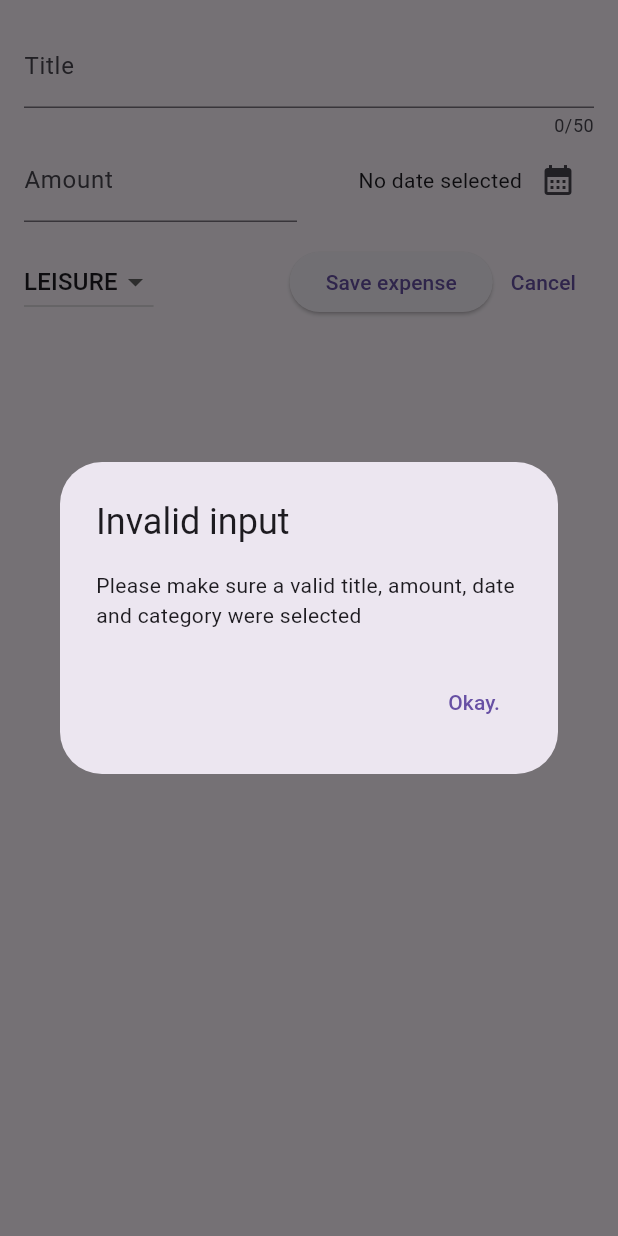
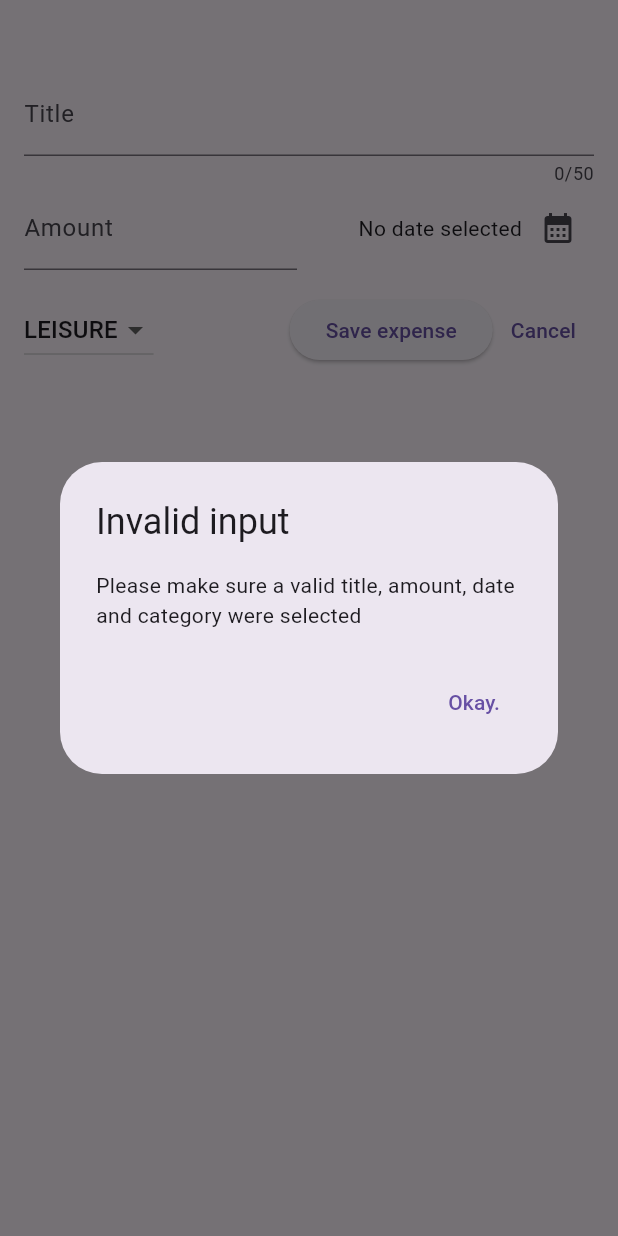
Before and after one commit to sweihmuller/Expense-Tracker, a Flutter app: the NewExpense widget shown alone on an empty page, opened directly with empty values, after a tap on "Save expense", on a phone screen of 412 x 824 dp. Run offline on Flutter 3.47's test engine with Material 3 defaults, Android fonts, the phone set to English and light mode, and no system bars.

Commit message:
Create a fullscreen modal

```diff
--- a/lib/widgets/expenses.dart
+++ b/lib/widgets/expenses.dart
@@ -30,6 +30,7 @@ class _ExpenseState extends State<Expenses> {
 
   void _openAddExpenseOverlay() {
     showModalBottomSheet(
+      isScrollControlled: true,
       context: context,
       builder: (ctx) => NewExpense(onAddExpense: _addExpense),
     );
--- a/lib/widgets/new_expense.dart
+++ b/lib/widgets/new_expense.dart
@@ -55,8 +55,6 @@ class _NewExpenseState extends State<NewExpense> {
   }
 
   void _submitDataExpense() {
-    final double? enteredAmount = double.tryParse(_enteredAmount);
-    final bool amountIsInvalid = enteredAmount == null || enteredAmount <= 0;
     if (!_validateUserInput(
       _titleController.text,
       _enteredAmount,
@@ -97,7 +95,7 @@ class _NewExpenseState extends State<NewExpense> {
   @override
   Widget build(BuildContext context) {
     return Padding(
-      padding: EdgeInsets.all(16),
+      padding: EdgeInsets.fromLTRB(16, 48, 16, 16),
       child: Column(
         children: [
           TextField(
```
